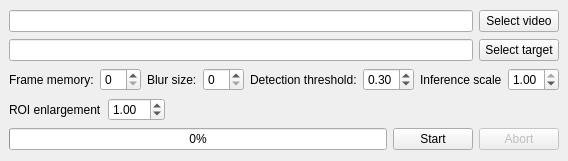
tfaehse/DashcamCleaner, file dashcamcleaner/mainwindow.ui: the form before one commit.
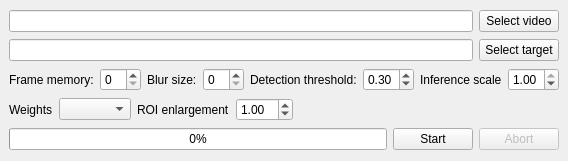
The form after the commit.

Commit message:
Allow user selection of weights files
- UI lists all *.pt files in ./weights
- Any YOLOv5 weights file should work straight away

The edit to the form file:
```diff
--- a/dashcamcleaner/mainwindow.ui
+++ b/dashcamcleaner/mainwindow.ui
@@ -123,6 +123,16 @@
     </item>
     <item>
      <layout class="QHBoxLayout" name="horizontalLayout_4">
+      <item>
+       <widget class="QLabel" name="label">
+        <property name="text">
+         <string>Weights</string>
+        </property>
+       </widget>
+      </item>
+      <item>
+       <widget class="QComboBox" name="combo_box_weights"/>
+      </item>
       <item>
        <widget class="QLabel" name="label_6">
         <property name="text">
```
The commit also changes 2 other files.
